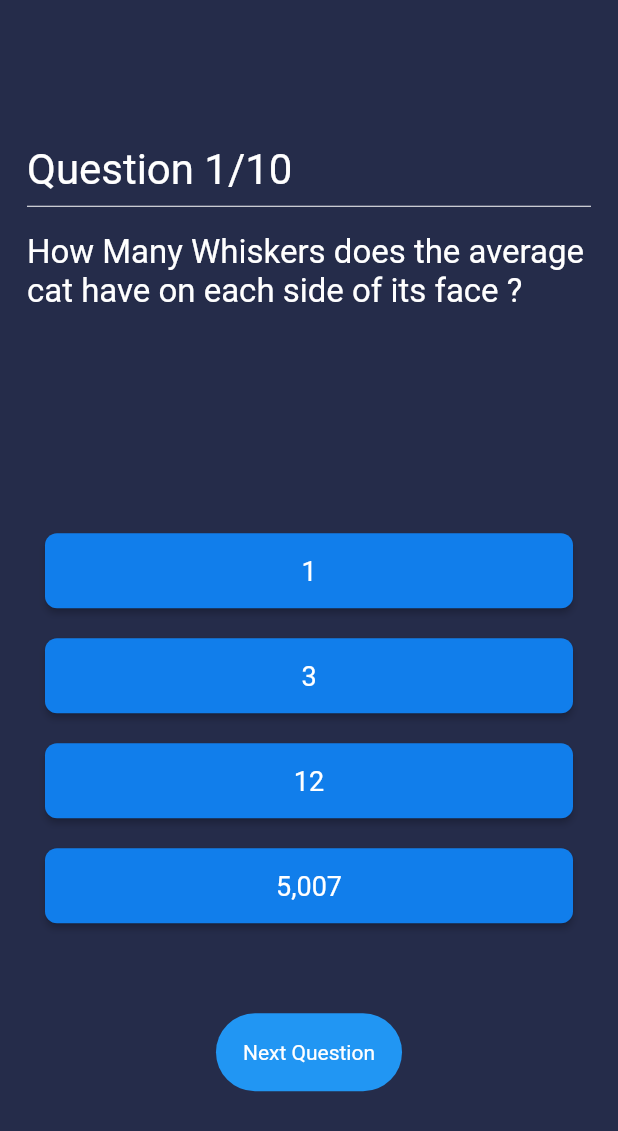
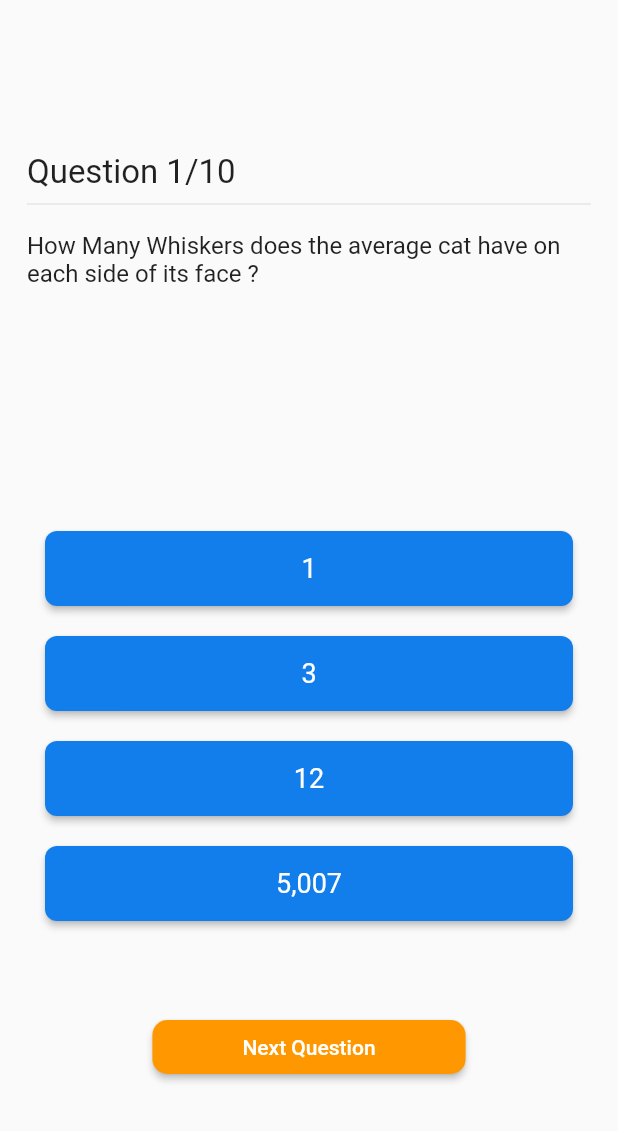
Before and after one commit to MuhammetVural/QuizzApp_with_DarkTheme, a Flutter app: the QuizzScreen screen opened directly, on a phone screen of 412 x 824 dp. Shown: the top 1131 px of the screen. Run offline on Flutter 3.47's test engine with Material 2 defaults, Android fonts, the phone set to English and light mode, and no system bars.

Commit message:
ui güncellendi

```diff
--- a/lib/screens/quizz_screen.dart
+++ b/lib/screens/quizz_screen.dart
@@ -28,7 +28,7 @@ class _QuizzScreenState extends State<QuizzScreen> {
   @override
   Widget build(BuildContext context) {
     return Scaffold(
-      backgroundColor: AppColor.pripmaryColor,
+
       body: Padding(
           padding: const EdgeInsets.all(18.0),
           child: PageView.builder(
@@ -55,13 +55,13 @@ class _QuizzScreenState extends State<QuizzScreen> {
                       "Question ${index + 1}/10",
                       textAlign: TextAlign.start,
                       style: const TextStyle(
-                        color: Colors.white,
-                        fontSize: 28.0,
+
+                        fontSize: 22.0,
                       ),
                     ),
                   ),
                   const Divider(
-                    color: Colors.white,
+
                   ),
                   const SizedBox(
                     height: 10.0,
@@ -72,8 +72,8 @@ class _QuizzScreenState extends State<QuizzScreen> {
                     child: Text(
                       "${questions[index].question}",
                       style: const TextStyle(
-                        color: Colors.white,
-                        fontSize: 22.0,
+
+                        fontSize: 16.0,
                       ),
                     ),
                   ),
@@ -119,7 +119,7 @@ class _QuizzScreenState extends State<QuizzScreen> {
                   const SizedBox(
                     height: 40.0,
                   ),
-                  RawMaterialButton(
+                  ElevatedButton(
                     onPressed: () {
                       if (_controller!.page?.toInt() == questions.length - 1) {
                         Navigator.push(
@@ -136,10 +136,7 @@ class _QuizzScreenState extends State<QuizzScreen> {
                         });
                       }
                     },
-                    shape: const StadiumBorder(),
-                    fillColor: Colors.blue,
-                    padding: const EdgeInsets.all(18.0),
-                    elevation: 0.0,
+
                     child: Text(
                       btnText,
                       style: const TextStyle(color: Colors.white),
```
